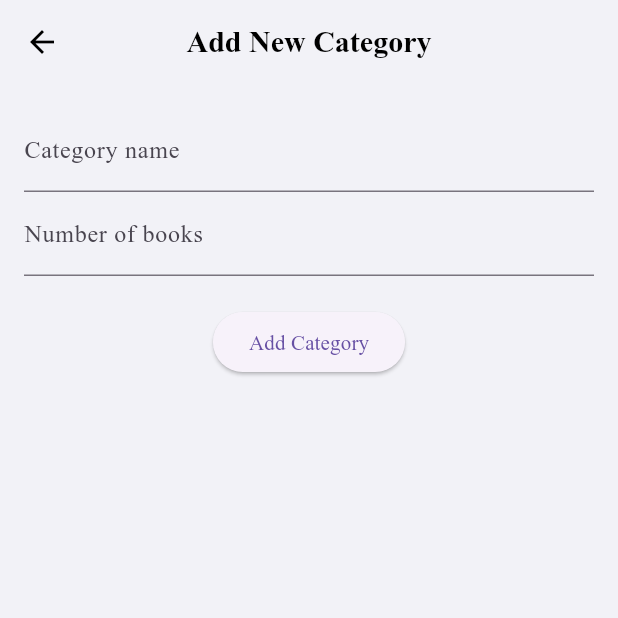
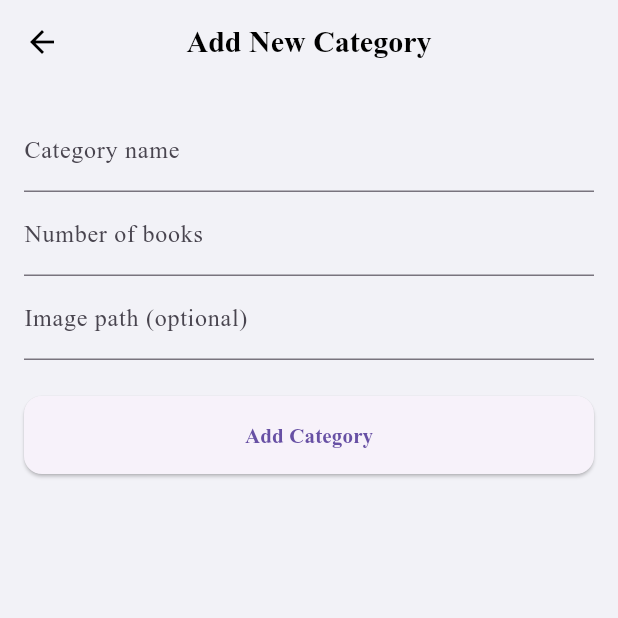
Before and after one commit to Emanuela3009/library_app, a Flutter app: the screen it shows after launch, item 5 of the bottom bar chosen, after a tap on "Create Category", on a phone screen of 412 x 824 dp, the top half of it. Run offline on Flutter 3.47's test engine with Material 3 defaults, Android fonts, the phone set to English and light mode, and no system bars.

Commit message:
Aggiunta immagini, categorie e gestione form

```diff
--- a/lib/models/category.dart
+++ b/lib/models/category.dart
@@ -1,6 +1,7 @@
 class Category {
   final String name;
   final int bookCount;
+  final String imagePath;
 
-  Category({required this.name, required this.bookCount});
+  Category({required this.name, required this.bookCount, required this.imagePath});
 }
--- a/lib/screens/categories_page.dart
+++ b/lib/screens/categories_page.dart
@@ -1,5 +1,6 @@
 import 'package:flutter/material.dart';
 import '../../models/category.dart';
+import '../../data/fake_categories.dart';
 import 'category_detail_page.dart';
 import 'category_form_page.dart';
 
@@ -11,12 +12,14 @@ class CategoriesPage extends StatefulWidget {
 }
 
 class _CategoriesPageState extends State<CategoriesPage> {
-  List<Category> categories = [
-    Category(name: 'Romance', bookCount: 3),
-    Category(name: 'Fantasy', bookCount: 1),
-    Category(name: 'Spanish', bookCount: 0),
-    Category(name: 'School', bookCount: 5),
-  ];
+  late List<Category> categories;
+
+  @override
+  void initState() {
+    super.initState();
+
+    categories = List<Category>.from(fakeCategories);
+  }
 
   void _addCategory(Category newCategory) {
     setState(() {
@@ -63,15 +66,30 @@ class _CategoriesPageState extends State<CategoriesPage> {
                 ),
                 padding: const EdgeInsets.all(12),
                 child: Column(
-                  mainAxisAlignment: MainAxisAlignment.center,
+                  crossAxisAlignment: CrossAxisAlignment.start,
                   children: [
-                    const Expanded(child: Placeholder()),
+                    Expanded(
+                      child: ClipRRect(
+                        borderRadius: BorderRadius.circular(12),
+                        child: Image.asset(
+                          category.imagePath,
+                          fit: BoxFit.cover,
+                          width: double.infinity,
+                        ),
+                      ),
+                    ),
                     const SizedBox(height: 8),
-                    Text(category.name,
-                        style: const TextStyle(
-                            fontWeight: FontWeight.bold, fontSize: 16)),
-                    Text("${category.bookCount} books",
-                        style: const TextStyle(color: Colors.grey)),
+                    Text(
+                      category.name,
+                      style: const TextStyle(
+                        fontWeight: FontWeight.bold,
+                        fontSize: 16,
+                      ),
+                    ),
+                    Text(
+                      "${category.bookCount} books",
+                      style: const TextStyle(color: Colors.grey),
+                    ),
                   ],
                 ),
               ),
--- a/lib/screens/category_form_page.dart
+++ b/lib/screens/category_form_page.dart
@@ -12,6 +12,7 @@ class _CategoryFormPageState extends State<CategoryFormPage> {
   final _formKey = GlobalKey<FormState>();
   String _name = '';
   int _bookCount = 0;
+  String _imagePath = '';
 
   @override
   Widget build(BuildContext context) {
@@ -21,7 +22,7 @@ class _CategoryFormPageState extends State<CategoryFormPage> {
         padding: const EdgeInsets.all(16.0),
         child: Form(
           key: _formKey,
-          child: Column(
+          child: ListView(
             children: [
               TextFormField(
                 decoration: const InputDecoration(labelText: 'Category name'),
@@ -43,7 +44,14 @@ class _CategoryFormPageState extends State<CategoryFormPage> {
                 onSaved: (value) =>
                     _bookCount = int.tryParse(value ?? '0') ?? 0,
               ),
-              const SizedBox(height: 20),
+              TextFormField(
+                decoration: const InputDecoration(
+                  labelText: 'Image path (optional)',
+                  hintText: 'e.g. assets/category/fantasy.jpg',
+                ),
+                onSaved: (value) => _imagePath = value?.trim() ?? '',
+              ),
+              const SizedBox(height: 24),
               ElevatedButton(
                 onPressed: () {
                   if (_formKey.currentState!.validate()) {
@@ -52,12 +60,24 @@ class _CategoryFormPageState extends State<CategoryFormPage> {
                     final newCategory = Category(
                       name: _name,
                       bookCount: _bookCount,
+                      imagePath: _imagePath.isNotEmpty
+                          ? _imagePath
+                          : 'assets/category/default.jpg',
                     );
 
-                    Navigator.pop(context, newCategory); // ritorna al chiamante
+                    Navigator.pop(context, newCategory);
                   }
                 },
-                child: const Text("Add Category"),
+                style: ElevatedButton.styleFrom(
+                  padding: const EdgeInsets.symmetric(vertical: 16),
+                  shape: RoundedRectangleBorder(
+                    borderRadius: BorderRadius.circular(12),
+                  ),
+                ),
+                child: const Text(
+                  "Add Category",
+                  style: TextStyle(fontWeight: FontWeight.bold),
+                ),
               ),
             ],
           ),
--- a/pubspec.yaml
+++ b/pubspec.yaml
@@ -62,6 +62,10 @@ flutter:
   #   - images/a_dot_burr.jpeg
   #   - images/a_dot_ham.jpeg
 
+  assets:
+    - assets/category/
+    - assets/books/
+
   # An image asset can refer to one or more resolution-specific "variants", see
   # https://flutter.dev/to/resolution-aware-images
 
```
Also changed, not shown: lib/data/fake_categories.dart (added, +19 -0 lines), assets/category/default.jpeg (added), assets/category/fantasy.jpeg (added), assets/category/romance.jpeg (added), assets/category/thriller.jpeg (added).
